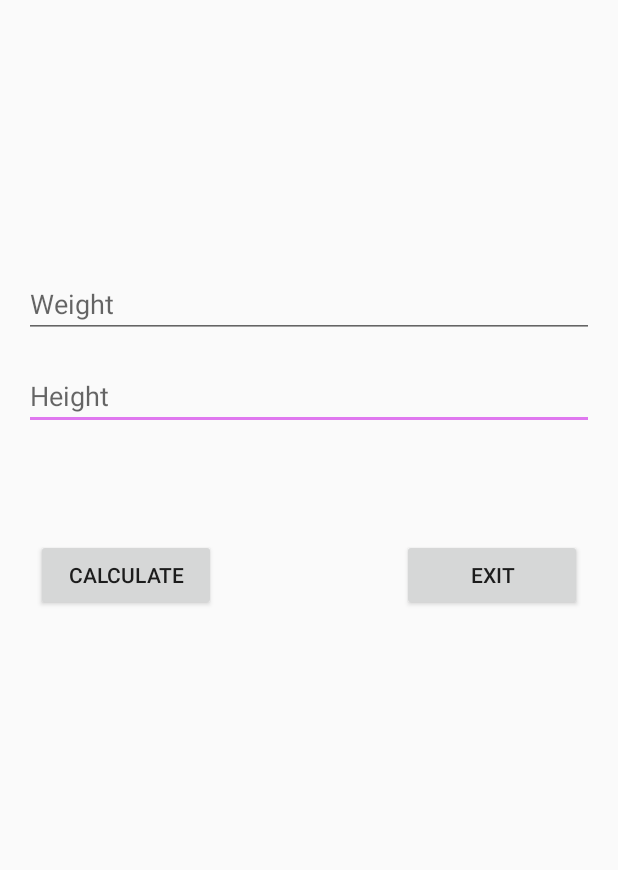
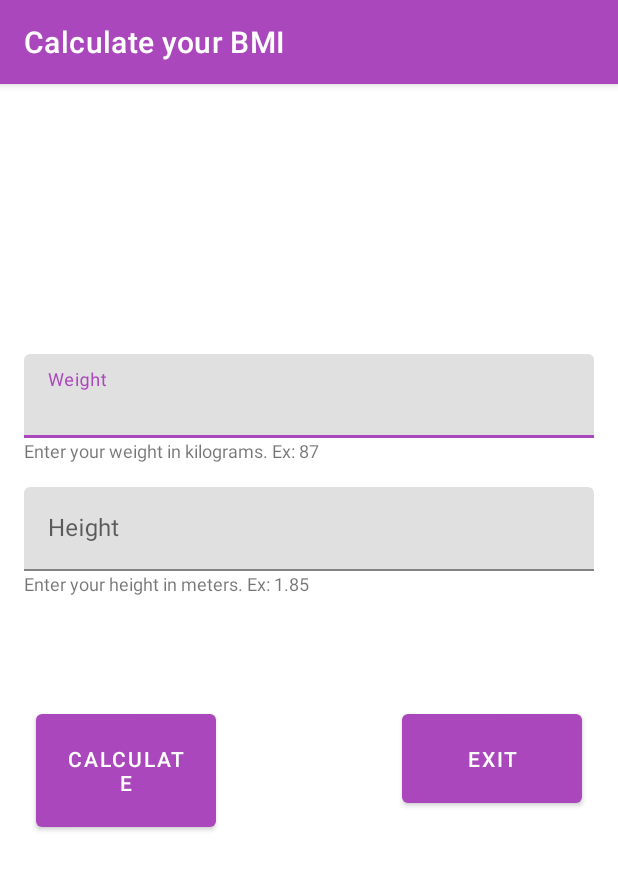
Before and after one commit to ericrocha97/Bodymassindex, an Android app: the CalcActivity screen opened directly, with no data from a screen before it, on a phone screen of 412 x 824 dp. Shown: the top 870 px of the screen. Run offline under Robolectric (Android 15) with nearby library versions, the phone set to English and light mode, and no system bars.

Commit message:
v1.1
Atualizado idioma do app e aparencia

```diff
--- a/app/build.gradle
+++ b/app/build.gradle
@@ -8,7 +8,7 @@ android {
         minSdkVersion 21
         targetSdkVersion 29
         versionCode 1
-        versionName "1.0"
+        versionName "1.1"
         testInstrumentationRunner "androidx.test.runner.AndroidJUnitRunner"
     }
     buildTypes {
@@ -26,4 +26,5 @@ dependencies {
     testImplementation 'junit:junit:4.12'
     androidTestImplementation 'androidx.test:runner:1.2.0'
     androidTestImplementation 'androidx.test.espresso:espresso-core:3.2.0'
+    implementation 'com.google.android.material:material:1.0.0'
 }
--- a/app/src/main/AndroidManifest.xml
+++ b/app/src/main/AndroidManifest.xml
@@ -9,7 +9,7 @@
         android:roundIcon="@mipmap/ic_app_round"
         android:supportsRtl="true"
         android:theme="@style/AppTheme">
-        <activity android:name=".CalcActivity"></activity>
+        <activity android:name=".CalcActivity" android:screenOrientation="portrait" android:theme="@style/CalcTheme" ></activity>
         <activity android:name=".MainActivity" android:screenOrientation="portrait">
             <intent-filter>
                 <action android:name="android.intent.action.MAIN" />
--- a/app/src/main/java/cf/ericrocha/bodymassindex/CalcActivity.java
+++ b/app/src/main/java/cf/ericrocha/bodymassindex/CalcActivity.java
@@ -2,6 +2,7 @@ package cf.ericrocha.bodymassindex;
 
 import androidx.appcompat.app.AppCompatActivity;
 
+import android.content.Intent;
 import android.os.Bundle;
 import android.view.View;
 import android.widget.EditText;
@@ -19,6 +20,7 @@ public class CalcActivity extends AppCompatActivity {
         w = findViewById(R.id.weight_tx);
         h = findViewById(R.id.height_tx);
         Result = findViewById(R.id.result_tx);
+        getSupportActionBar().setTitle(getString(R.string.title));
     }
     public void calc(View view){
 
@@ -65,4 +67,8 @@ public class CalcActivity extends AppCompatActivity {
         w.setText("");
         h.setText("");
     }
+    @Override
+    public void onBackPressed(){
+        finishAffinity();
+    }
 }
--- a/app/src/main/java/cf/ericrocha/bodymassindex/MainActivity.java
+++ b/app/src/main/java/cf/ericrocha/bodymassindex/MainActivity.java
@@ -68,4 +68,8 @@ public class MainActivity extends AppCompatActivity {
     public void exit(View view){
         finishAffinity();
     }
+    @Override
+    public void onBackPressed(){
+        finishAffinity();
+    }
 }
--- a/app/src/main/res/layout/activity_calc.xml
+++ b/app/src/main/res/layout/activity_calc.xml
@@ -6,35 +6,82 @@
     android:layout_height="match_parent"
     tools:context=".CalcActivity">
 
-    <EditText
-        android:id="@+id/height_tx"
+
+
+    <com.google.android.material.textfield.TextInputLayout
+        android:layout_width="0dp"
+        android:layout_height="wrap_content"
+        android:layout_marginStart="16dp"
+        android:layout_marginTop="180dp"
+        android:layout_marginEnd="16dp"
+        android:ems="10"
+        app:layout_constraintEnd_toEndOf="parent"
+        app:layout_constraintStart_toStartOf="parent"
+        app:layout_constraintTop_toTopOf="parent"
+        android:id="@+id/weight_txi"
+        >
+
+        <com.google.android.material.textfield.TextInputEditText
+            android:id="@+id/weight_tx"
+            android:layout_width="match_parent"
+            android:layout_height="wrap_content"
+            android:hint="@string/weight_hint"
+            android:inputType="numberDecimal"
+            android:importantForAutofill="no"
+            />
+    </com.google.android.material.textfield.TextInputLayout>
+
+    <TextView
+        android:id="@+id/hit_weight"
+        android:layout_width="0dp"
+        android:layout_height="wrap_content"
+        android:layout_marginStart="16dp"
+        android:layout_marginEnd="16dp"
+        android:text="@string/hit_weight"
+        android:textAlignment="textStart"
+        android:textSize="12sp"
+        app:layout_constraintEnd_toEndOf="parent"
+        app:layout_constraintStart_toStartOf="parent"
+        app:layout_constraintTop_toBottomOf="@+id/weight_txi" />
+
+
+
+    <com.google.android.material.textfield.TextInputLayout
         android:layout_width="0dp"
         android:layout_height="wrap_content"
         android:layout_marginStart="16dp"
         android:layout_marginTop="16dp"
         android:layout_marginEnd="16dp"
         android:ems="10"
-        android:hint="@string/height_hint"
-        android:inputType="numberDecimal"
         app:layout_constraintEnd_toEndOf="parent"
         app:layout_constraintStart_toStartOf="parent"
-        app:layout_constraintTop_toBottomOf="@+id/weight_tx"
-        android:importantForAutofill="no" />
+        app:layout_constraintTop_toBottomOf="@+id/hit_weight"
+        android:id="@+id/height_txi"
+        >
 
-    <EditText
-        android:id="@+id/weight_tx"
+        <com.google.android.material.textfield.TextInputEditText
+            android:id="@+id/height_tx"
+            android:layout_width="match_parent"
+            android:layout_height="wrap_content"
+            android:hint="@string/height_hint"
+            android:inputType="numberDecimal"
+            android:importantForAutofill="no"
+            />
+    </com.google.android.material.textfield.TextInputLayout>
+
+    <TextView
+        android:id="@+id/hit_height"
         android:layout_width="0dp"
         android:layout_height="wrap_content"
         android:layout_marginStart="16dp"
-        android:layout_marginTop="180dp"
         android:layout_marginEnd="16dp"
-        android:ems="10"
-        android:hint="@string/weight_hint"
-        android:inputType="numberDecimal"
+        android:text="@string/hit_height"
+        android:textAlignment="textStart"
+        android:textSize="12sp"
         app:layout_constraintEnd_toEndOf="parent"
         app:layout_constraintStart_toStartOf="parent"
-        app:layout_constraintTop_toTopOf="parent"
-        android:importantForAutofill="no" />
+        app:layout_constraintTop_toBottomOf="@+id/height_txi" />
+
 
     <TextView
         android:id="@+id/result_tx"
@@ -49,7 +96,7 @@
         android:textStyle="bold"
         app:layout_constraintEnd_toEndOf="parent"
         app:layout_constraintStart_toStartOf="parent"
-        app:layout_constraintTop_toBottomOf="@+id/height_tx" />
+        app:layout_constraintTop_toBottomOf="@+id/hit_height" />
 
     <Button
         android:id="@+id/button"
@@ -59,6 +106,7 @@
         android:layout_marginTop="24dp"
         android:onClick="calc"
         android:text="@string/bt_calc_text"
+        android:padding="20dp"
         app:layout_constraintStart_toStartOf="parent"
         app:layout_constraintTop_toBottomOf="@+id/result_tx" />
 
@@ -70,7 +118,9 @@
         android:layout_marginEnd="24dp"
         android:onClick="exit"
         android:text="@string/bt_exit_text"
+        android:padding="20dp"
         app:layout_constraintEnd_toEndOf="parent"
         app:layout_constraintTop_toBottomOf="@+id/result_tx" />
 
+
 </androidx.constraintlayout.widget.ConstraintLayout>
--- a/app/src/main/res/values/strings.xml
+++ b/app/src/main/res/values/strings.xml
@@ -1,27 +1,30 @@
 <resources>
-    <string name="app_name">Body mass index</string>
-    <string name="pw_hint">Password</string>
-    <string name="lg_hint">Login</string>
-    <string name="bt_login_text">Login</string>
-    <string name="bt_exit_text">Exit</string>
-    <string name="height_hint">Height</string>
-    <string name="weight_hint">Weight</string>
+    <string name="app_name" translatable="false">Body mass index</string>
+    <string name="pw_hint" translatable="false">Password</string>
+    <string name="lg_hint" translatable="false">Login</string>
+    <string name="bt_login_text" translatable="false">Login</string>
+    <string name="bt_exit_text" translatable="false">Exit</string>
+    <string name="height_hint" translatable="false">Height</string>
+    <string name="weight_hint" translatable="false">Weight</string>
     <string name="result_text" />
-    <string name="bt_calc_text">Calculate</string>
-    <string name="result_text_1">Very underweight</string>
-    <string name="result_text_2">Under weight</string>
-    <string name="result_text_3">Normal weight</string>
-    <string name="result_text_4">Overweight</string>
-    <string name="result_text_5">Obesity I</string>
-    <string name="result_text_6">Obesity II (severe)</string>
-    <string name="result_text_7">Obesity III (morbid)</string>
-    <string name="result_text_error">Error: Fill in the required fields</string>
-    <string name="btn_clean">clean</string>
-    <string name="al_ok">OK</string>
-    <string name="al_t">Incorrect login</string>
+    <string name="title" translatable="false">Calculate your BMI</string>
+    <string name="bt_calc_text" translatable="false">Calculate</string>
+    <string name="result_text_1" translatable="false">Very underweight</string>
+    <string name="result_text_2" translatable="false">Under weight</string>
+    <string name="result_text_3" translatable="false">Normal weight</string>
+    <string name="result_text_4" translatable="false">Overweight</string>
+    <string name="result_text_5" translatable="false">Obesity I</string>
+    <string name="result_text_6" translatable="false">Obesity II (severe)</string>
+    <string name="result_text_7" translatable="false">Obesity III (morbid)</string>
+    <string name="result_text_error" translatable="false">Error: Fill in the required fields</string>
+    <string name="btn_clean" translatable="false">clean</string>
+    <string name="al_ok" translatable="false">OK</string>
+    <string name="al_t" translatable="false">Incorrect login</string>
     <string name="al_m" translatable="false">Incorrect username or password</string>
-    <string name="al_m_1">Incorrect username</string>
-    <string name="al_m_2">Incorrect password</string>
-    <string name="corp_text">Copyright: Eric Rocha RA: 17.2968</string>
+    <string name="al_m_1" translatable="false">Incorrect username</string>
+    <string name="al_m_2" translatable="false">Incorrect password</string>
+    <string name="corp_text" translatable="false">Copyright: Eric Rocha RA: 17.2968</string>
     <string name="todo">TODO</string>
+    <string name="hit_weight" translatable="false">Enter your weight in kilograms. Ex: 87</string>
+    <string name="hit_height" translatable="false">Enter your height in meters. Ex: 1.85</string>
 </resources>
--- a/app/src/main/res/values/styles.xml
+++ b/app/src/main/res/values/styles.xml
@@ -1,11 +1,19 @@
 <resources>
 
     <!-- Base application theme. -->
-    <style name="AppTheme" parent="Theme.AppCompat.Light.NoActionBar">
+    <style name="AppTheme" parent="Theme.MaterialComponents.Light.NoActionBar">
+    <!-- Customize your theme here. -->
+    <item name="colorPrimary">@color/colorPrimary</item>
+    <item name="colorPrimaryDark">@color/colorPrimaryDark</item>
+    <item name="colorAccent">@color/colorAccent</item>
+    <item name="android:navigationBarColor">@color/colorPrimary</item>
+</style>
+    <style name="CalcTheme" parent="Theme.MaterialComponents.Light.DarkActionBar">
         <!-- Customize your theme here. -->
         <item name="colorPrimary">@color/colorPrimary</item>
         <item name="colorPrimaryDark">@color/colorPrimaryDark</item>
         <item name="colorAccent">@color/colorAccent</item>
+        <item name="android:navigationBarColor">@color/colorPrimary</item>
     </style>
 
 </resources>
```
Also changed, not shown: app/src/main/res/layout/activity_main.xml (+57 -26 lines), 1 other file.
